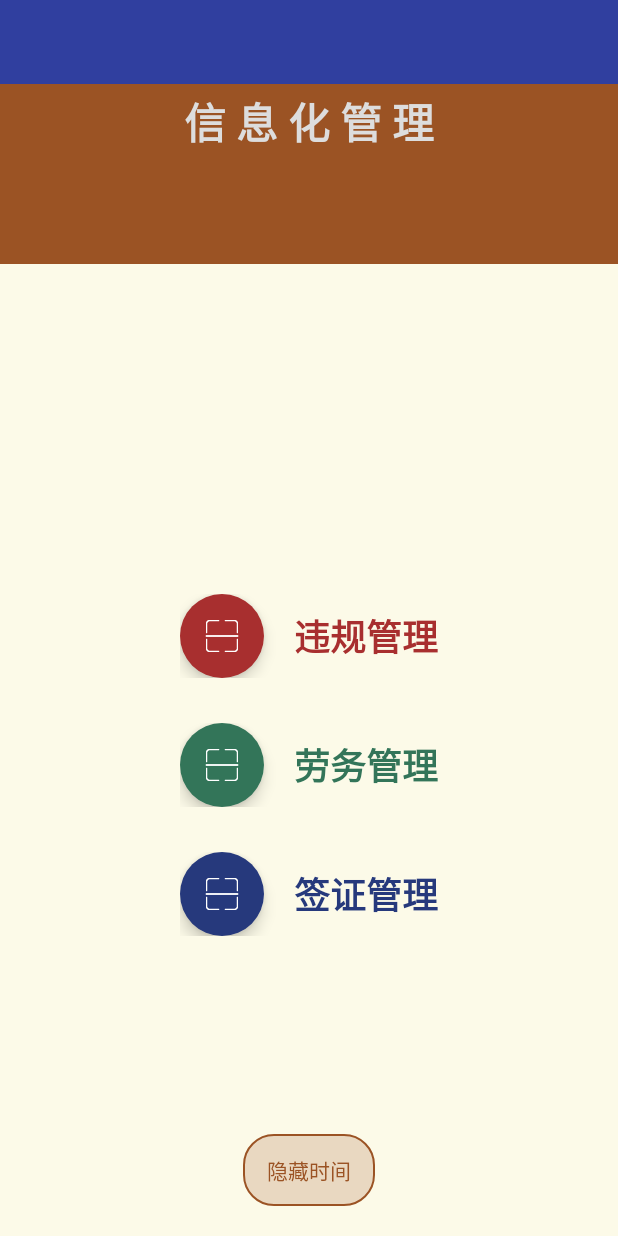
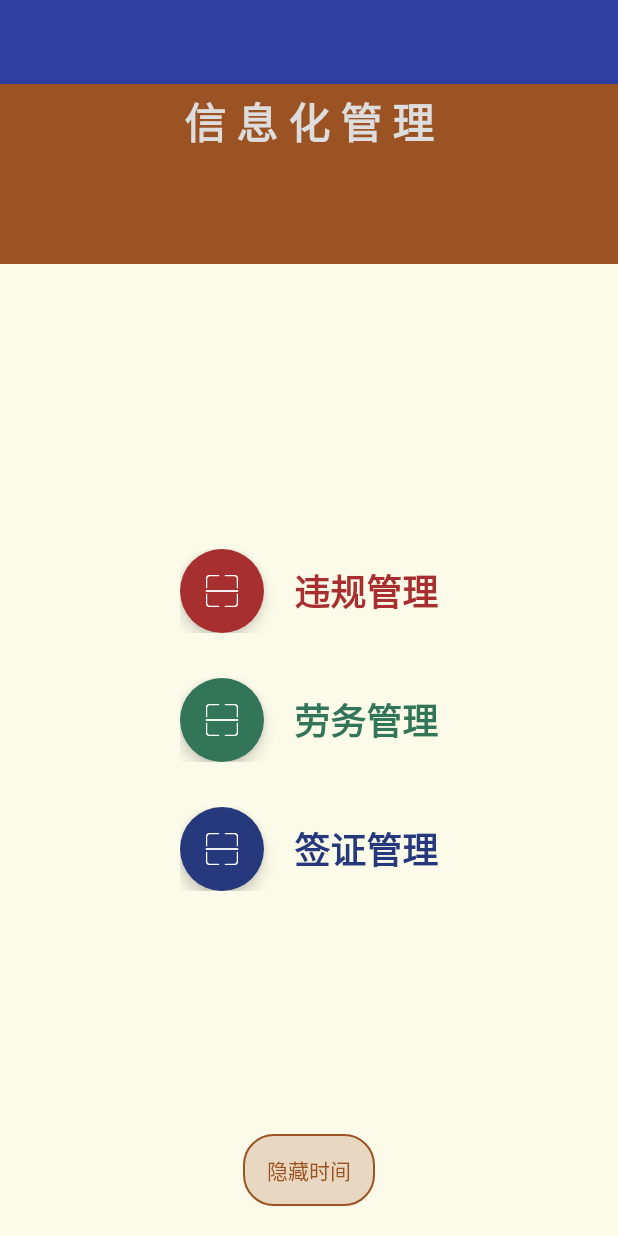
Before and after one commit to ScineceHistory/Laowuguanli, an Android app: the layout activity_main.xml on its own in the app's theme, with its tools: preview values and no code run, on a phone screen of 412 x 824 dp. Run offline under Robolectric (Android 15) with nearby library versions, the phone set to English and light mode, and no system bars; Roboto replaces fonts that are not available here.

```diff
--- a/app/src/main/java/zjut/com/laowuguanli/activity/WeiguiActivity.java
+++ b/app/src/main/java/zjut/com/laowuguanli/activity/WeiguiActivity.java
@@ -50,7 +50,7 @@ public class WeiguiActivity extends AdministerActivity {
 
     @Override
     protected String extraOutputInfo() {
-        return "，违规类型：" + weiguiInfo;
+        return  "\r\n" + "违规类型：" + weiguiInfo;
     }
 
     @Override
--- /dev/null
+++ b/app/src/main/res/drawable/guanli_btn_bg.xml
@@ -0,0 +1,6 @@
+<?xml version="1.0" encoding="utf-8"?>
+<shape xmlns:android="http://schemas.android.com/apk/res/android"
+    android:shape="oval">
+    <corners
+        android:radius="20dp"/>
+</shape>
--- a/app/src/main/res/layout/activity_main.xml
+++ b/app/src/main/res/layout/activity_main.xml
@@ -9,101 +9,30 @@
     android:fitsSystemWindows="true"
     tools:openDrawer="start">
 
-    <android.support.design.widget.CoordinatorLayout
+    <RelativeLayout
         android:id="@+id/main_content"
-        android:fitsSystemWindows="false"
-        android:layout_width="match_parent"
-        android:layout_height="match_parent">
-
-        <RelativeLayout
         android:layout_width="match_parent"
         android:layout_height="match_parent"
-            android:id="@+id/mainLayout"
-            xmlns:app="http://schemas.android.com/apk/res-auto"
         android:background="#55FFF9C4">
+
 
         <include layout="@layout/title"
                  android:id="@id/title"/>
 
         <LinearLayout
-                android:id="@+id/line1"
-                android:layout_width="wrap_content"
-                android:layout_height="wrap_content"
-                android:gravity="center_vertical"
-                android:orientation="horizontal"
-                android:layout_marginBottom="200dp"
-                android:layout_alignParentBottom="true"
-                android:layout_alignLeft="@+id/line2"
-                android:layout_alignStart="@+id/line2">
-                <!-- FloatingActonBar-->
-
-                <android.support.design.widget.FloatingActionButton
-                    android:id="@+id/fab1"
-                    android:layout_width="wrap_content"
-                    android:layout_height="wrap_content"
-                    android:src="@drawable/icon_qr"
-                    app:fabSize="normal"
-                    app:rippleColor="#79BD4C"
-                    android:backgroundTint="@color/qianzhengTitleColor"
-                    android:padding="5dp"
-                    app:elevation="6dp"
-                    app:borderWidth="0dp"
-                    app:pressedTranslationZ="12dp"/>
-
-                <TextView
-                    android:id="@+id/qianzhengTv"
-                    android:layout_width="wrap_content"
-                    android:layout_height="wrap_content"
-                    android:gravity="center_vertical"
-                    android:text="签证管理"
-                    android:textSize="24sp"
-                    android:textStyle="bold"
-                    android:textColor="@color/qianzhengTitleColor"
-                    android:layout_marginLeft="20dp"/>
-            </LinearLayout>
-
-
-            <LinearLayout
-                android:id="@+id/line2"
-                android:layout_width="wrap_content"
-                android:layout_height="wrap_content"
-                android:layout_above="@+id/line1"
-                android:layout_marginBottom="30dp"
-                android:gravity="center_vertical"
-                android:layout_centerHorizontal="true"
-                android:orientation="horizontal">
-                <!-- FloatingActonBar-->
-
-                <android.support.design.widget.FloatingActionButton
-                    android:id="@+id/fab2"
-                    android:layout_width="wrap_content"
-                    android:layout_height="wrap_content"
-                    android:src="@drawable/icon_qr"
-                    app:fabSize="normal"
-                    app:rippleColor="#79BD4C"
-                    android:backgroundTint="@color/laowuTitleColor"
-                    app:elevation="6dp"
-                    app:borderWidth="0dp"
-                    app:pressedTranslationZ="12dp"/>
-
-                <TextView
-                    android:id="@+id/laowuTv"
-                    android:layout_width="wrap_content"
-                    android:layout_height="wrap_content"
-                    android:gravity="center_vertical"
-                    android:text="劳务管理"
-                    android:textSize="24sp"
-                    android:textStyle="bold"
-                    android:textColor="@color/laowuTitleColor"
-                    android:layout_marginLeft="20dp"/>
-            </LinearLayout>
+            android:layout_width="match_parent"
+            android:layout_height="match_parent"
+            android:orientation="vertical"
+            android:layout_below="@id/title"
+            android:id="@+id/mainLayout"
+            android:gravity="center"
+            xmlns:app="http://schemas.android.com/apk/res-auto">
 
             <LinearLayout
                 android:id="@+id/line3"
                 android:layout_width="wrap_content"
                 android:layout_height="wrap_content"
-                android:layout_above="@+id/line2"
-                android:layout_centerHorizontal="true"
+                android:layout_gravity="center"
                 android:layout_marginBottom="30dp"
                 android:gravity="center_vertical"
                 android:orientation="horizontal">
@@ -133,6 +62,78 @@
                     android:layout_marginLeft="20dp"/>
             </LinearLayout>
 
+            <LinearLayout
+                android:id="@+id/line2"
+                android:layout_width="wrap_content"
+                android:layout_height="wrap_content"
+                android:layout_marginBottom="30dp"
+                android:layout_gravity="center"
+                android:gravity="center_vertical"
+                android:orientation="horizontal">
+                <!-- FloatingActonBar-->
+
+                <android.support.design.widget.FloatingActionButton
+                    android:id="@+id/fab2"
+                    android:layout_width="wrap_content"
+                    android:layout_height="wrap_content"
+                    android:src="@drawable/icon_qr"
+                    app:fabSize="normal"
+                    app:rippleColor="#79BD4C"
+                    android:backgroundTint="@color/laowuTitleColor"
+                    app:elevation="6dp"
+                    app:borderWidth="0dp"
+                    app:pressedTranslationZ="12dp"/>
+
+                <TextView
+                    android:id="@+id/laowuTv"
+                    android:layout_width="wrap_content"
+                    android:layout_height="wrap_content"
+                    android:gravity="center_vertical"
+                    android:text="劳务管理"
+                    android:textSize="24sp"
+                    android:textStyle="bold"
+                    android:textColor="@color/laowuTitleColor"
+                    android:layout_marginLeft="20dp"/>
+            </LinearLayout>
+
+            <LinearLayout
+                android:id="@+id/line1"
+                android:layout_width="wrap_content"
+                android:layout_height="wrap_content"
+                android:gravity="center_vertical"
+                android:layout_gravity="center"
+                android:layout_marginBottom="40dp"
+                android:orientation="horizontal">
+                <!-- FloatingActonBar-->
+
+                <android.support.design.widget.FloatingActionButton
+                    android:id="@+id/fab1"
+                    android:layout_width="wrap_content"
+                    android:layout_height="wrap_content"
+                    android:src="@drawable/icon_qr"
+                    app:fabSize="normal"
+                    app:rippleColor="#79BD4C"
+                    android:backgroundTint="@color/qianzhengTitleColor"
+                    android:padding="5dp"
+                    app:elevation="6dp"
+                    app:borderWidth="0dp"
+                    app:pressedTranslationZ="12dp"/>
+
+                <TextView
+                    android:id="@+id/qianzhengTv"
+                    android:layout_width="wrap_content"
+                    android:layout_height="wrap_content"
+                    android:gravity="center_vertical"
+                    android:text="签证管理"
+                    android:textSize="24sp"
+                    android:textStyle="bold"
+                    android:textColor="@color/qianzhengTitleColor"
+                    android:layout_marginLeft="20dp"/>
+            </LinearLayout>
+
+
+        </LinearLayout>
+
 
         <Button
             android:id="@+id/fabDT"
@@ -143,11 +144,8 @@
             android:background="@drawable/dt_btn_bg"
             android:layout_alignParentBottom="true"
             android:layout_centerHorizontal="true"
-                android:layout_marginBottom="20dp"
-                android:layout_marginLeft="20dp"/>
-
+            android:layout_marginBottom="20dp"/>
     </RelativeLayout>
-    </android.support.design.widget.CoordinatorLayout>
 
     <!-- 侧滑导航-->
     <android.support.design.widget.NavigationView
--- a/app/src/main/res/values/styles.xml
+++ b/app/src/main/res/values/styles.xml
@@ -52,4 +52,56 @@
         <item name="android:windowBackground">@android:color/transparent</item>
     </style>
 
+    <style name="GroupTheme" parent="Theme.AppCompat.Light.DarkActionBar">
+        <!-- Customize your theme here. -->
+        <item name="colorPrimary">@color/groupTitleColor</item>
+    </style>
+
+    <style name="WeiBoTheme" parent="Theme.AppCompat.Light.DarkActionBar">
+        <!-- Customize your theme here. -->
+        <item name="colorPrimary">@color/weiboTitleColor</item>
+    </style>
+
+    <!-- Base application theme. -->
+    <style name="AppThemeL" parent="Theme.AppCompat.Light.DarkActionBar">
+        <!-- Customize your theme here. -->
+        <item name="colorPrimary">@color/laowuTitleColor</item>
+        <item name="colorPrimaryDark">@color/colorPrimaryDark</item>
+    </style>
+
+    <!-- Base application theme. -->
+    <style name="AppThemeW" parent="Theme.AppCompat.Light.DarkActionBar">
+        <!-- Customize your theme here. -->
+        <item name="colorPrimary">@color/weiguiTitleColor</item>
+        <item name="colorPrimaryDark">@color/colorPrimaryDark</item>
+    </style>
+
+    <!-- Base application theme. -->
+    <style name="AppThemeU" parent="Theme.AppCompat.Light.DarkActionBar">
+        <!-- Customize your theme here. -->
+        <item name="colorPrimary">@color/userTitleColor</item>
+        <item name="colorPrimaryDark">@color/colorPrimaryDark</item>
+    </style>
+
+    <!-- Base application theme. -->
+    <style name="AppThemeP" parent="Theme.AppCompat.Light.DarkActionBar">
+        <!-- Customize your theme here. -->
+        <item name="colorPrimary">@color/userTitleColor</item>
+        <item name="colorPrimaryDark">@color/colorPrimaryDark</item>
+    </style>
+
+    <!-- Base application theme. -->
+    <style name="AppThemeQ" parent="Theme.AppCompat.Light.DarkActionBar">
+        <!-- Customize your theme here. -->
+        <item name="colorPrimary">@color/qianzhengTitleColor</item>
+        <item name="colorPrimaryDark">@color/colorPrimaryDark</item>
+    </style>
+
+    <!-- Base application theme. -->
+    <style name="AppThemeS" parent="Theme.AppCompat.Light.DarkActionBar">
+        <!-- Customize your theme here. -->
+        <item name="colorPrimary">@color/spanTitleColor</item>
+        <item name="colorPrimaryDark">@color/colorPrimaryDark</item>
+    </style>
+
 </resources>
```
Also changed, not shown: app/src/main/java/zjut/com/laowuguanli/activity/AdministerActivity.java (+27 -2 lines), app/src/main/java/zjut/com/laowuguanli/activity/MainActivity.java (+2 -7 lines). Lines whose indentation alone changed are shown as unchanged.
